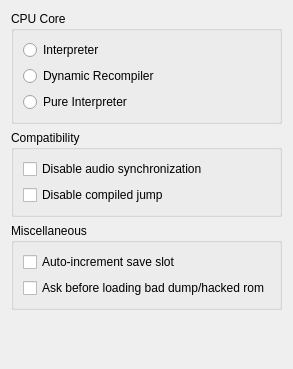
This is main/gui_kde4/mainsettingswidget.ui in mupen64plus/mupen64plus-oldsvn as Qt 5 draws it before an edit. The edited form follows.
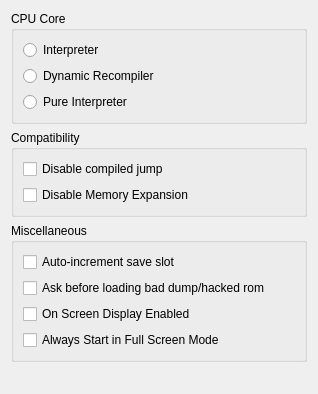
This is the edited form.

Commit message: Initial rough transition of KDE4 GUI off of KXmlGUIFactory() dependence.

```diff
--- a/main/gui_kde4/mainsettingswidget.ui
+++ b/main/gui_kde4/mainsettingswidget.ui
@@ -5,8 +5,8 @@
    <rect>
     <x>0</x>
     <y>0</y>
-    <width>291</width>
-    <height>369</height>
+    <width>318</width>
+    <height>394</height>
    </rect>
   </property>
   <property name="windowTitle" >
@@ -49,13 +49,6 @@
       <string>Compatibility</string>
      </property>
      <layout class="QVBoxLayout" name="verticalLayout" >
-      <item>
-       <widget class="QCheckBox" name="kcfg_DisableAudioSynchronization" >
-        <property name="text" >
-         <string>Disable audio synchronization</string>
-        </property>
-       </widget>
-      </item>
       <item>
        <widget class="QCheckBox" name="kcfg_DisableCompiledJump" >
         <property name="text" >
@@ -63,6 +56,13 @@
         </property>
        </widget>
       </item>
+      <item>
+       <widget class="QCheckBox" name="kcfg_DisableAudioSynchronization" >
+        <property name="text" >
+         <string>Disable Memory Expansion</string>
+        </property>
+       </widget>
+      </item>
      </layout>
     </widget>
    </item>
@@ -86,6 +86,20 @@
         </property>
        </widget>
       </item>
+      <item>
+       <widget class="QCheckBox" name="checkBox" >
+        <property name="text" >
+         <string>On Screen Display Enabled</string>
+        </property>
+       </widget>
+      </item>
+      <item>
+       <widget class="QCheckBox" name="checkBox_2" >
+        <property name="text" >
+         <string>Always Start in Full Screen Mode</string>
+        </property>
+       </widget>
+      </item>
      </layout>
     </widget>
    </item>
```
The commit also changes 3 other files.
